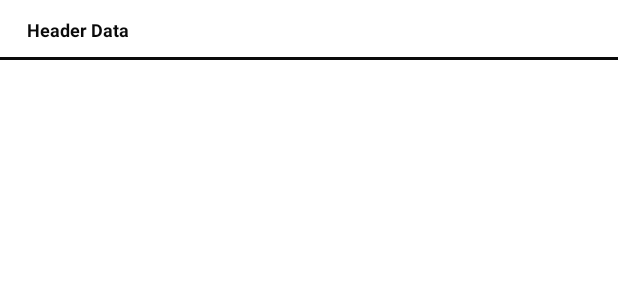
After one commit to abbas-uet/Be-One-S-Eye, an Android app: the layout table_view_column_header_layout.xml on its own in the app's theme, with its tools: preview values and no code run, on a phone screen of 412 x 824 dp. The commit adds this screen. Shown: the top 300 px of the screen. Run offline under Robolectric (Android 15) with nearby library versions, the phone set to English and light mode, and no system bars.

Commit message:
100% project is Done
The Whole project has been completed. The project is now completely working.

```diff
--- a/BeOnesEye/app/build.gradle
+++ b/BeOnesEye/app/build.gradle
@@ -26,6 +26,8 @@ android {
     compileOptions {
         sourceCompatibility JavaVersion.VERSION_1_8
         targetCompatibility JavaVersion.VERSION_1_8
+        sourceCompatibility = '1.8'
+        targetCompatibility = '1.8'
     }
 }
 
@@ -48,4 +50,6 @@ dependencies {
     androidTestImplementation 'androidx.test.ext:junit:1.1.1'
     androidTestImplementation 'androidx.test.espresso:espresso-core:3.2.0'
     implementation 'com.github.dhaval2404:imagepicker:1.7.5'
+    implementation 'com.evrencoskun.library:tableview:0.8.9.2'
+    implementation 'androidx.recyclerview:recyclerview:1.1.0'
 }
--- a/BeOnesEye/app/src/main/java/com/alitech/beoneseye/Login_Fragment.java
+++ b/BeOnesEye/app/src/main/java/com/alitech/beoneseye/Login_Fragment.java
@@ -211,7 +211,6 @@ public class Login_Fragment extends Fragment implements OnClickListener {
 								}
 								startActivity(intent);
 
-
 							} else {
 								new CustomToast().Show_Toast(getActivity(), view,
 										"Your Email or Password is incorrect.");
--- /dev/null
+++ b/BeOnesEye/app/src/main/res/layout/table_view_column_header_layout.xml
@@ -0,0 +1,42 @@
+<?xml version="1.0" encoding="utf-8"?>
+<LinearLayout
+    android:id="@+id/column_header_container"
+    xmlns:android="http://schemas.android.com/apk/res/android"
+    xmlns:tools="http://schemas.android.com/tools"
+    android:layout_width="wrap_content"
+    android:layout_height="@dimen/default_column_header_height"
+    android:background="@color/cell_background_color"
+    android:orientation="vertical">
+
+    <FrameLayout
+        android:layout_width="match_parent"
+        android:layout_height="match_parent"
+        android:orientation="horizontal">
+
+        <LinearLayout
+            android:layout_width="match_parent"
+            android:layout_height="match_parent"
+            android:layout_gravity="center"
+            android:layout_marginEnd="2dp"
+            android:layout_marginStart="2dp"
+            android:orientation="horizontal">
+
+            <TextView
+                android:id="@+id/column_header_textView"
+                android:layout_width="100dp"
+                android:layout_height="match_parent"
+                android:layout_gravity="center"
+                android:gravity="center"
+                android:textColor="@color/table_view_default_text_color"
+                android:textSize="@dimen/text_size"
+                android:textStyle="bold"
+                tools:text="Header Data" />
+        </LinearLayout>
+
+        <View
+            android:layout_width="match_parent"
+            android:layout_height="2dp"
+            android:layout_gravity="bottom"
+            android:background="@color/header_line_color" />
+    </FrameLayout>
+</LinearLayout>
--- a/BeOnesEye/app/src/main/res/values/colors.xml
+++ b/BeOnesEye/app/src/main/res/values/colors.xml
@@ -15,5 +15,7 @@
     <color name="colorPrimaryDark">#303F9F</color>
     <color name="colorAccent">#FF4081</color>
     <color name="bg_line">#E7E7E7</color>
-
+    <color name="cell_background_color">#ffffff</color>
+    <color name="header_line_color">#0a0a0a</color>
+    <color name="table_view_default_text_color">#0a0a0a</color>
 </resources>
--- a/BeOnesEye/app/src/main/res/values/dimens.xml
+++ b/BeOnesEye/app/src/main/res/values/dimens.xml
@@ -4,6 +4,12 @@
     <!-- Default screen margins, per the Android Design guidelines. -->
     <dimen name="activity_horizontal_margin">16dp</dimen>
     <dimen name="activity_vertical_margin">16dp</dimen>
+    <dimen name="cell_height">40dp</dimen>
+    <dimen name="text_size">12sp</dimen>
+
+    <!-- Overriding the default values of the tableView -->
+    <dimen name="default_row_header_width">55dp</dimen>
+    <dimen name="default_column_header_height">40dp</dimen>
 
 
 
```
Also changed, not shown: BeOnesEye/app/src/main/java/com/alitech/beoneseye/DBHelper.java (+17 -12 lines), BeOnesEye/app/src/main/java/com/alitech/beoneseye/TableLayout/Cell.java (added, +17 -0 lines), BeOnesEye/app/src/main/java/com/alitech/beoneseye/TableLayout/ColumnHeader.java (added, +9 -0 lines), BeOnesEye/app/src/main/java/com/alitech/beoneseye/TableLayout/MyTableViewAdapter.java (added, +158 -0 lines), BeOnesEye/app/src/main/java/com/alitech/beoneseye/TableLayout/RowHeader.java (added, +9 -0 lines), BeOnesEye/app/src/main/java/com/alitech/beoneseye/myAccountActvity.java (+128 -1 lines), BeOnesEye/app/src/main/res/layout/activity_my_account_actvity.xml (+34 -18 lines), BeOnesEye/app/src/main/res/layout/table_view_cell_layout.xml (added, +23 -0 lines), BeOnesEye/app/src/main/res/layout/table_view_corner_layout.xml (added, +27 -0 lines), BeOnesEye/app/src/main/res/layout/table_view_row_header_layout.xml (added, +34 -0 lines).
